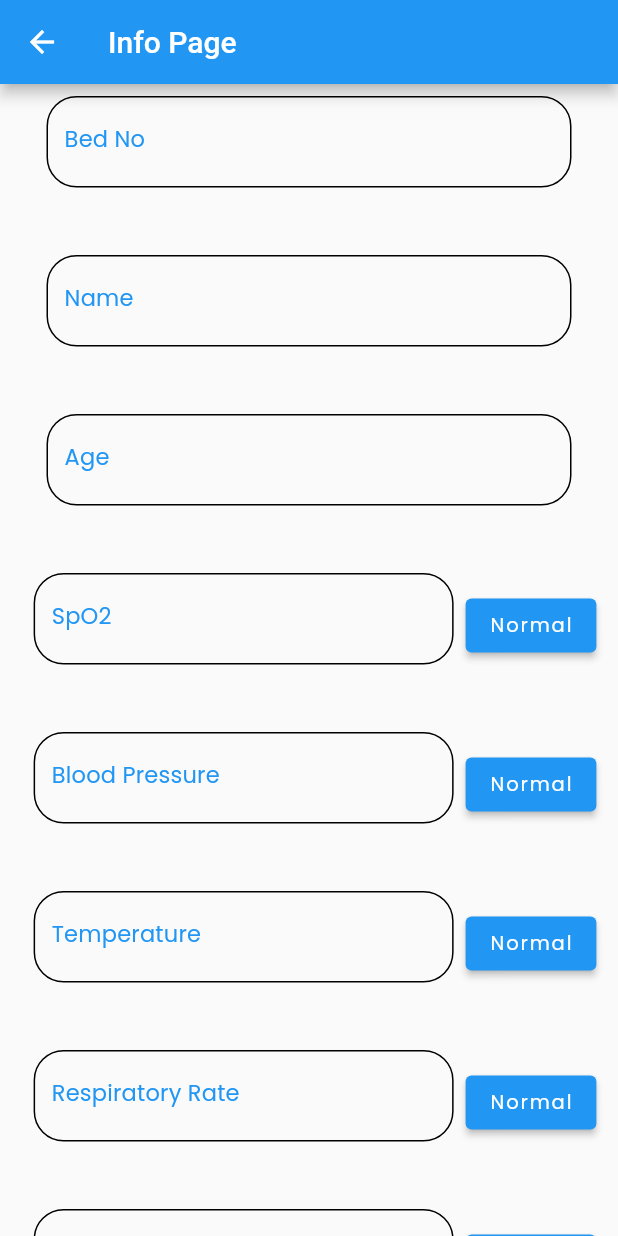
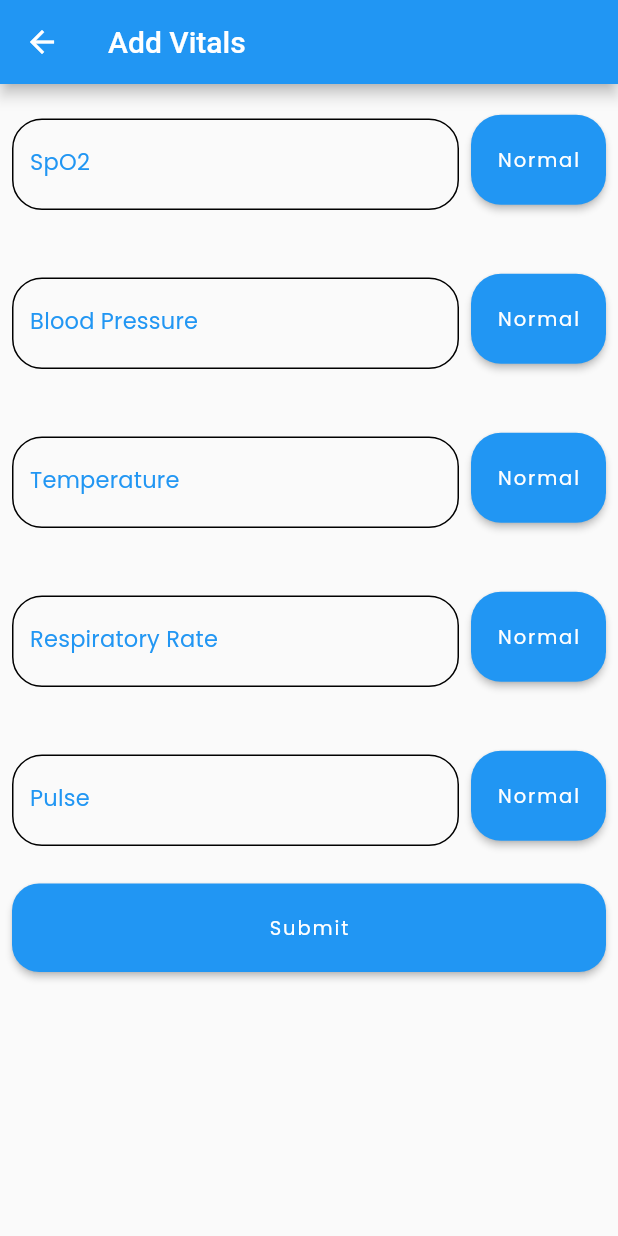
Before and after one commit to cloneartist/CoiHo, a Flutter app: the Nurse screen opened by its route, on a phone screen of 412 x 824 dp. Run offline on Flutter 3.47's test engine with Material 2 defaults, Android fonts, the phone set to English and light mode, and no system bars; our stand-ins replace cloud_firestore, firebase_auth, firebase_core; accounts and stored records are empty.

Commit message:
Add Responsive UI and Normal Button

```diff
--- a/lib/Screens/Nurse.dart
+++ b/lib/Screens/Nurse.dart
@@ -21,8 +21,9 @@ class NurseState extends State<Nurse> {
     final form = _formKey.currentState;
     if (form.validate()) {
       form.save();
+// $_uid,$_name,$_age,
+      print('$_spo2,$_bp,$_temp,$_resprate,$_pulse');
 
-      print('$_uid,$_name,$_age,$_spo2,$_bp,$_temp,$_resprate,$_pulse');
       return true;
     } else {
       print("Form invalid");
@@ -34,77 +35,81 @@ class NurseState extends State<Nurse> {
   Widget build(BuildContext context) {
     return Scaffold(
       appBar: AppBar(
-        title: Text("Info Page"),
+        title: Text("Add Vitals"),
       ),
-      body: Form(
+      body: SafeArea(
+        child: Form(
           key: _formKey,
           child: SingleChildScrollView(
             child: Column(
-            // crossAxisAlignment: CrossAxisAlignment.stretch,
+              crossAxisAlignment: CrossAxisAlignment.stretch,
+                // mainAxisAlignment: MainAxisAlignment.start,
               children: <Widget>[
+                SizedBox(height: 15,),
                 //.
                 //Bed No.
-              Padding(
-                padding: const EdgeInsets.all(8.0),
-                child: Container(
-                  height: 70,
-                  width: 350,
-                  child: TextFormField(
-                    decoration:
-                        textInputDecoration.copyWith(labelText: 'Bed No'),
-                    validator: (value) =>
-                        value.isEmpty ? "  Please Enter Bed No" : null,
-                    onSaved: (value) => _uid = value,
-                  ),
-                ),
-              ),
-              SizedBox(
-                height: 20,
-              ),
+                // Padding(
+                //   padding: const EdgeInsets.all(8.0),
+                //   child: Container(
+                //     height: 70,
+                //     width: 350,
+                //     child: TextFormField(
+                //       decoration:
+                //           textInputDecoration.copyWith(labelText: 'Bed No'),
+                //       validator: (value) =>
+                //           value.isEmpty ? "  Please Enter Bed No" : null,
+                //       onSaved: (value) => _uid = value,
+                //     ),
+                //   ),
+                // ),
+                // SizedBox(
+                //   height: 20,
+                // ),
 
-              Padding(
-                padding: const EdgeInsets.all(8.0),
-                child: Container(
-                  height: 70,
-                  width: 350,
-                  child: TextFormField(
-                    decoration: textInputDecoration.copyWith(labelText: 'Name'),
-                    validator: (value) =>
-                        value.isEmpty ? "  Please Enter Name" : null,
-                    onSaved: (value) => _uid = value,
-                  ),
-                ),
-              ),
+                // Padding(
+                //   padding: const EdgeInsets.all(8.0),
+                //   child: Container(
+                //     height: 70,
+                //     width: 350,
+                //     child: TextFormField(
+                //       decoration: textInputDecoration.copyWith(labelText: 'Name'),
+                //       validator: (value) =>
+                //           value.isEmpty ? "  Please Enter Name" : null,
+                //       onSaved: (value) => _uid = value,
+                //     ),
+                //   ),
+                // ),
 
-              SizedBox(
-                height: 20,
-              ),
+                // SizedBox(
+                //   height: 20,
+                // ),
 
-              //Age
+                // //Age
 
-              Padding(
-                padding: const EdgeInsets.all(8.0),
-                child: Container(
-                  height: 70,
-                  width: 350,
-                  child: TextFormField(
-                    decoration: textInputDecoration.copyWith(labelText: 'Age'),
-                    validator: (value) =>
-                        value.isEmpty ? "  Please Enter Age" : null,
-                    onSaved: (value) => _uid = value,
-                  ),
-                ),
-              ),
-              SizedBox(
-                height: 20,
-              ),
+                // Padding(
+                //   padding: const EdgeInsets.all(8.0),
+                //   child: Container(
+                //     height: 70,
+                //     width: 350,
+                //     child: TextFormField(
+                //       decoration: textInputDecoration.copyWith(labelText: 'Age'),
+                //       validator: (value) =>
+                //           value.isEmpty ? "  Please Enter Age" : null,
+                //       onSaved: (value) => _uid = value,
+                //     ),
+                //   ),
+                // ),
+                // SizedBox(
+                //   height: 20,
+                // ),
 
-              //Sp02
+                // //Sp02
 
                 Row(
                   mainAxisAlignment: MainAxisAlignment.center,
                   children: [
-                  Padding(
+                    Expanded(
+                      child: Padding(
                         padding: const EdgeInsets.all(8.0),
                         child: Container(
                           height: 70,
@@ -115,15 +120,31 @@ class NurseState extends State<Nurse> {
                                 textInputDecoration.copyWith(labelText: 'SpO2'),
                             validator: (value) =>
                                 value.isEmpty ? "  Please Enter Sp02 Level" : null,
-                        onSaved: (value) => _uid = value,
+                            onSaved: (value) => _spo2 = value,
                           ),
                         ),
                       ),
-                  ElevatedButton(
+                    ),
+                     Padding(
+                       padding: const EdgeInsets.fromLTRB(0, 0, 8, 15),
+                       child: SizedBox(
+
+                          width:  90,
+                          height: 60,
+                          child: ElevatedButton(
+                            style: ElevatedButton.styleFrom(
+                            primary: Colors.blue,
+                            shape: RoundedRectangleBorder(
+                                borderRadius: BorderRadius.circular(20)),
+                            onPrimary: Colors.white,
+                          ),
                               onPressed: () {
                                 tecSPO2.text = "NORMAL";
+
                               },
-                      child: Text("Normal"))
+                              child: Text("Normal")),
+                        ),
+                     )
                   ],
                 ),
                 SizedBox(
@@ -135,7 +156,8 @@ class NurseState extends State<Nurse> {
                 Row(
                   mainAxisAlignment: MainAxisAlignment.center,
                   children: [
-                  Padding(
+                    Expanded(
+                      child: Padding(
                         padding: const EdgeInsets.all(8.0),
                         child: Container(
                           height: 70,
@@ -147,15 +169,30 @@ class NurseState extends State<Nurse> {
                             validator: (value) => value.isEmpty
                                 ? "  Please Enter Blood Pressure"
                                 : null,
-                        onSaved: (value) => _uid = value,
+                            onSaved: (value) => _bp = value,
                           ),
                         ),
                       ),
-                  ElevatedButton(
+                    ),
+                   Padding(
+                       padding: const EdgeInsets.fromLTRB(0, 0, 8, 15),
+                       child: SizedBox(
+
+                          width:  90,
+                          height: 60,
+                          child: ElevatedButton(
+                            style: ElevatedButton.styleFrom(
+                            primary: Colors.blue,
+                            shape: RoundedRectangleBorder(
+                                borderRadius: BorderRadius.circular(20)),
+                            onPrimary: Colors.white,
+                          ),
                               onPressed: () {
                                 tecBP.text = "NORMAL";
                               },
-                      child: Text("Normal"))
+                              child: Text("Normal")),
+                        ),
+                     )
                   ],
                 ),
                 SizedBox(
@@ -167,7 +204,8 @@ class NurseState extends State<Nurse> {
                 Row(
                   mainAxisAlignment: MainAxisAlignment.center,
                   children: [
-                  Padding(
+                    Expanded(
+                      child: Padding(
                         padding: const EdgeInsets.all(8.0),
                         child: Container(
                           height: 70,
@@ -178,15 +216,30 @@ class NurseState extends State<Nurse> {
                                 labelText: 'Temperature'),
                             validator: (value) =>
                                 value.isEmpty ? "  Please Enter Temperature" : null,
-                        onSaved: (value) => _uid = value,
+                            onSaved: (value) => _temp = value,
                           ),
                         ),
                       ),
-                  ElevatedButton(
+                    ),
+                  Padding(
+                       padding: const EdgeInsets.fromLTRB(0, 0, 8, 15),
+                       child: SizedBox(
+
+                          width:  90,
+                          height: 60,
+                          child: ElevatedButton(
+                            style: ElevatedButton.styleFrom(
+                            primary: Colors.blue,
+                            shape: RoundedRectangleBorder(
+                                borderRadius: BorderRadius.circular(20)),
+                            onPrimary: Colors.white,
+                          ),
                               onPressed: () {
                                 tecTEMP.text = "NORMAL";
                               },
-                      child: Text("Normal"))
+                              child: Text("Normal")),
+                        ),
+                     )
                   ],
                 ),
                 SizedBox(
@@ -198,7 +251,8 @@ class NurseState extends State<Nurse> {
                 Row(
                   mainAxisAlignment: MainAxisAlignment.center,
                   children: [
-                  Padding(
+                    Expanded(
+                      child: Padding(
                         padding: const EdgeInsets.all(8.0),
                         child: Container(
                           height: 70,
@@ -210,15 +264,30 @@ class NurseState extends State<Nurse> {
                             validator: (value) => value.isEmpty
                                 ? "  Please Enter Respiratory Rate"
                                 : null,
-                        onSaved: (value) => _uid = value,
+                            onSaved: (value) => _resprate = value,
                           ),
                         ),
                       ),
-                  ElevatedButton(
+                    ),
+                   Padding(
+                       padding: const EdgeInsets.fromLTRB(0, 0, 8, 15),
+                       child: SizedBox(
+
+                          width:  90,
+                          height: 60,
+                          child: ElevatedButton(
+                            style: ElevatedButton.styleFrom(
+                            primary: Colors.blue,
+                            shape: RoundedRectangleBorder(
+                                borderRadius: BorderRadius.circular(20)),
+                            onPrimary: Colors.white,
+                          ),
                               onPressed: () {
                                 tecRESP.text = "NORMAL";
                               },
-                      child: Text("Normal"))
+                              child: Text("Normal")),
+                        ),
+                     )
                   ],
                 ),
                 SizedBox(
@@ -230,7 +299,8 @@ class NurseState extends State<Nurse> {
                 Row(
                   mainAxisAlignment: MainAxisAlignment.center,
                   children: [
-                  Padding(
+                    Expanded(
+                      child: Padding(
                         padding: const EdgeInsets.all(8.0),
                         child: Container(
                           height: 70,
@@ -241,21 +311,38 @@ class NurseState extends State<Nurse> {
                                 textInputDecoration.copyWith(labelText: 'Pulse'),
                             validator: (value) =>
                                 value.isEmpty ? "  Please Enter Pulse" : null,
-                        onSaved: (value) => _uid = value,
+                            onSaved: (value) => _pulse = value,
                           ),
                         ),
                       ),
-                  ElevatedButton(
+                    ),
+                   Padding(
+                       padding: const EdgeInsets.fromLTRB(0, 0, 8, 15),
+                       child: SizedBox(
+
+                          width:  90,
+                          height: 60,
+                          child: ElevatedButton(
+                            style: ElevatedButton.styleFrom(
+                            primary: Colors.blue,
+                            shape: RoundedRectangleBorder(
+                                borderRadius: BorderRadius.circular(20)),
+                            onPrimary: Colors.white,
+                          ),
                               onPressed: () {
                                 tecPULSE.text = "NORMAL";
                               },
-                      child: Text("Normal"))
+                              child: Text("Normal")),
+                        ),
+                     )
                   ],
                 ),
                 Padding(
-                padding: const EdgeInsets.symmetric(vertical: 16.0),
+                  padding: const EdgeInsets.all(8),
                   child: ElevatedButton(
                     style: ElevatedButton.styleFrom(
+                       shape: RoundedRectangleBorder(
+                                borderRadius: BorderRadius.circular(18)),
                         minimumSize: Size(100, 50),
                         padding: EdgeInsets.fromLTRB(60, 20, 60, 20)),
                     onPressed: validateAndSave,
@@ -263,6 +350,7 @@ class NurseState extends State<Nurse> {
                   ),
                 ),
               ],
+            ),
           ),
         ),
       ),
```
Lines whose indentation alone changed are shown as unchanged.
